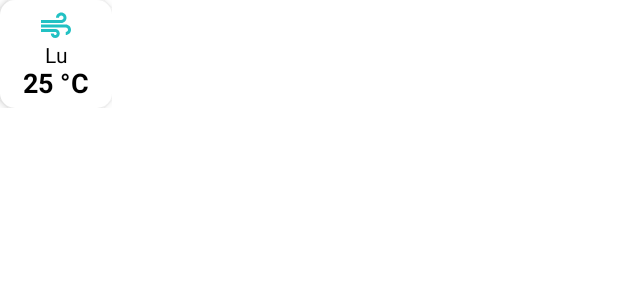
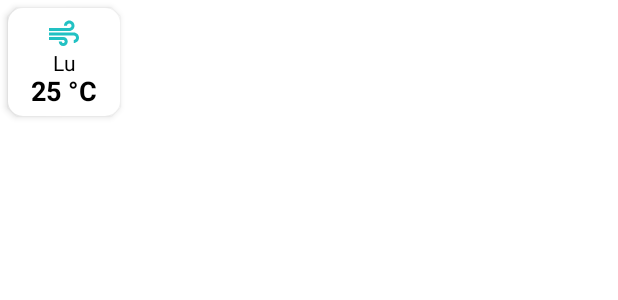
Before and after one commit to abulnes16/tempo_native, an Android app built with Jetpack Compose: the @Preview function ForecastItemPreview, on a phone screen of 412 x 824 dp. Shown: the top 300 px of the screen. Run offline under Robolectric (Android 15) with nearby library versions, the phone set to English and light mode, and no system bars.

Commit message:
Layout organisms

```diff
--- a/app/src/main/java/com/abulnes16/tempo_native/ui/components/molecules/ForecastItem.kt
+++ b/app/src/main/java/com/abulnes16/tempo_native/ui/components/molecules/ForecastItem.kt
@@ -13,14 +13,16 @@ import androidx.compose.ui.res.painterResource
 import androidx.compose.ui.tooling.preview.Preview
 import androidx.compose.ui.unit.dp
 import com.abulnes16.tempo_native.R
+import com.abulnes16.tempo_native.models.Forecast
 import com.abulnes16.tempo_native.ui.theme.Primary
 import com.abulnes16.tempo_native.ui.theme.Typography
 
 @Composable
-fun ForecastItem() {
+fun ForecastItem(forecast: Forecast) {
     Card(
         shape = RoundedCornerShape(10.dp),
-        elevation = 3.dp
+        elevation = 3.dp,
+        modifier = Modifier.padding(5.dp)
     ) {
         Column(
             horizontalAlignment = Alignment.CenterHorizontally,
@@ -31,8 +33,8 @@ fun ForecastItem() {
                 contentDescription = null,
                 tint = Primary
             )
-            Text(text = "Lu")
-            Text(text = "25 °C", style = Typography.h4)
+            Text(text = forecast.day)
+            Text(text = "${forecast.temperature} °C", style = Typography.h4)
         }
     }
 }
@@ -40,5 +42,5 @@ fun ForecastItem() {
 @Preview(showBackground = true)
 @Composable
 fun ForecastItemPreview() {
-    ForecastItem()
+    ForecastItem(Forecast("Wind", "Lu", "25"))
 }
--- a/app/src/main/java/com/abulnes16/tempo_native/ui/components/molecules/WeatherItem.kt
+++ b/app/src/main/java/com/abulnes16/tempo_native/ui/components/molecules/WeatherItem.kt
@@ -28,7 +28,8 @@ fun WeatherItem(weather: Weather) {
     Card(
         shape = RoundedCornerShape(10.dp),
         modifier = Modifier
-            .background(Color.White),
+            .background(Color.White)
+            .padding(10.dp),
         elevation = 3.dp
     ) {
         Column(
```
Also changed, not shown: app/src/main/java/com/abulnes16/tempo_native/ui/components/organisms/Forecast.kt (added, +35 -0 lines), app/src/main/java/com/abulnes16/tempo_native/ui/components/organisms/Weather.kt (added, +35 -0 lines).
